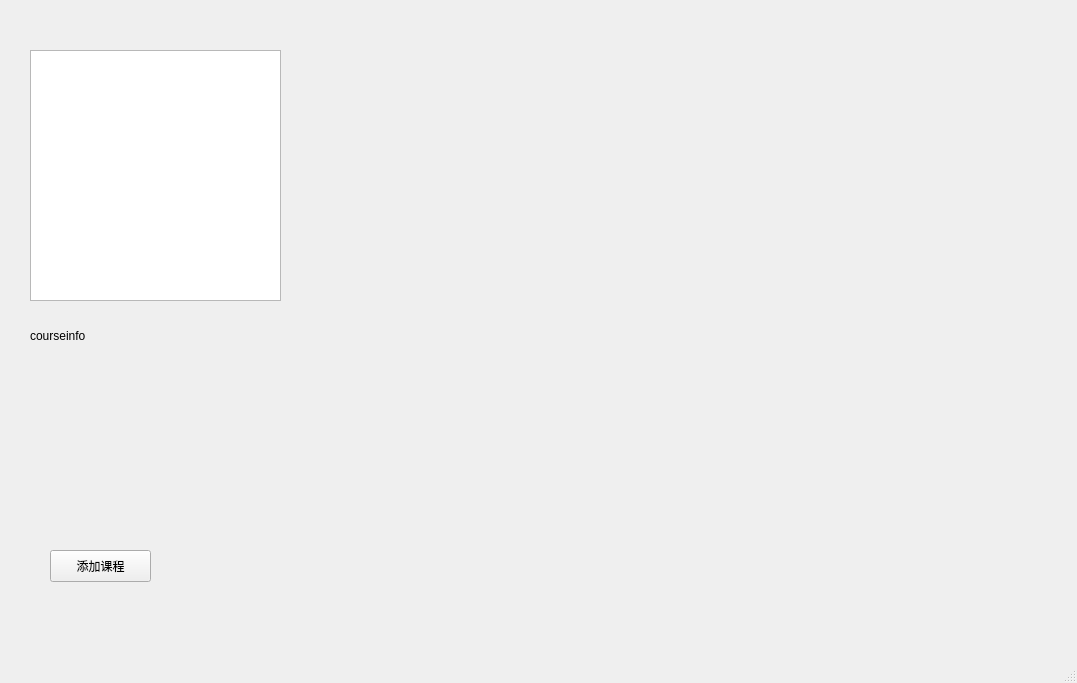
Old version of the form MainProject2/mainwindow.ui in the repository jiangruizhang/EasyElective.
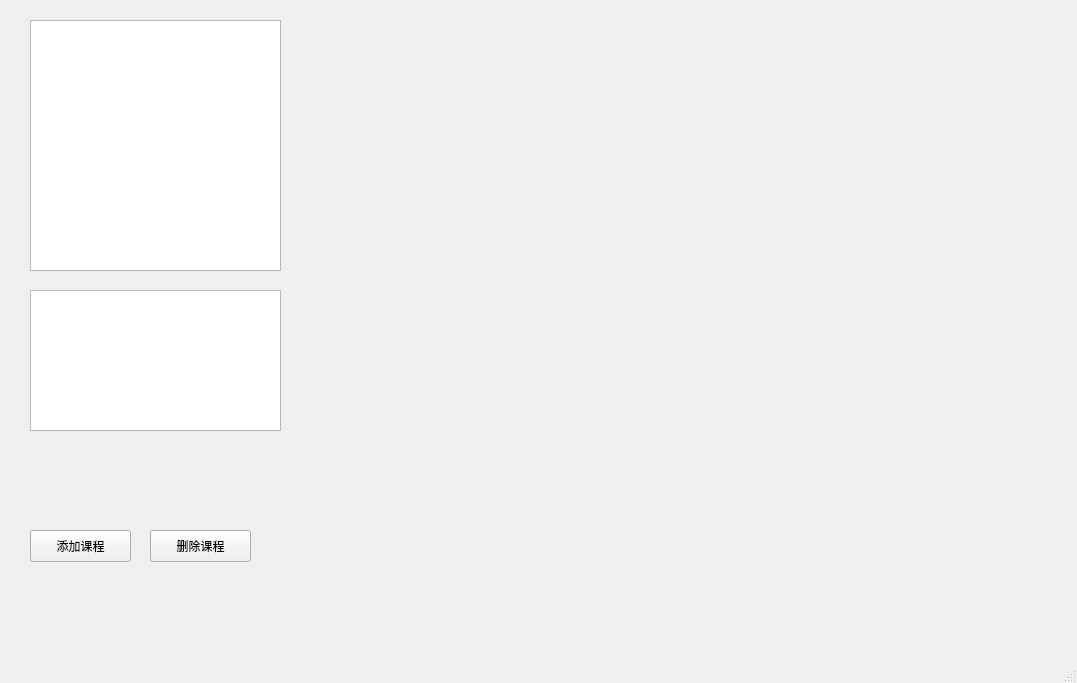
New version of the form.

Commit message: 添加删除课程操作，添加课程时间设置

Patch:
```diff
--- a/MainProject2/mainwindow.ui
+++ b/MainProject2/mainwindow.ui
@@ -18,7 +18,7 @@
     <property name="geometry">
      <rect>
       <x>30</x>
-      <y>50</y>
+      <y>20</y>
       <width>251</width>
       <height>251</height>
      </rect>
@@ -27,8 +27,8 @@
    <widget class="QPushButton" name="addCourses">
     <property name="geometry">
      <rect>
-      <x>50</x>
-      <y>550</y>
+      <x>30</x>
+      <y>530</y>
       <width>101</width>
       <height>32</height>
      </rect>
@@ -37,17 +37,27 @@
      <string>添加课程</string>
     </property>
    </widget>
-   <widget class="QLabel" name="courseInfo">
+   <widget class="QPushButton" name="removeCourse">
     <property name="geometry">
      <rect>
-      <x>30</x>
-      <y>310</y>
-      <width>151</width>
-      <height>51</height>
+      <x>150</x>
+      <y>530</y>
+      <width>101</width>
+      <height>32</height>
      </rect>
     </property>
     <property name="text">
-     <string>courseinfo</string>
+     <string>删除课程</string>
+    </property>
+   </widget>
+   <widget class="QTextBrowser" name="courseInfo">
+    <property name="geometry">
+     <rect>
+      <x>30</x>
+      <y>290</y>
+      <width>251</width>
+      <height>141</height>
+     </rect>
     </property>
    </widget>
   </widget>
```
The commit also changes 10 other files.
